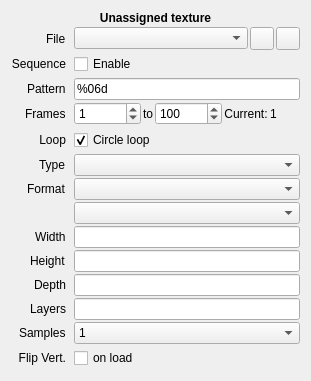
Old version of the form src/session/TextureProperties.ui in the repository houmain/gpupad.
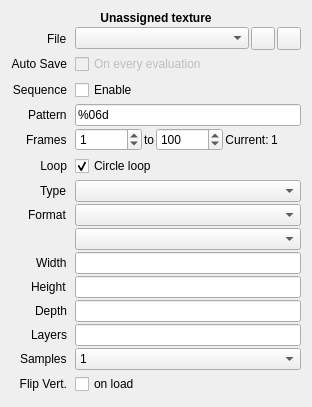
New version of the form. Icons and pictures are not drawn. Custom widgets are drawn as their Qt base class.

Commit message:
Add auto-save feature for single textures
Introduces an auto-save option for single (non-sequence) textures, allowing them to be automatically saved with a timestamped filename on every evaluation. Updates the Texture editor, session model, and properties UI to support enabling/disabling auto-save, with appropriate UI feedback and validation. The auto-save option is only available for target textures with a valid file path and is disabled after restart.

```diff
--- a/src/session/TextureProperties.ui
+++ b/src/session/TextureProperties.ui
@@ -102,6 +102,35 @@
       </widget>
      </item>
      <item row="2" column="0">
+      <widget class="QLabel" name="labelAutoSave">
+       <property name="text">
+        <string>Auto Save</string>
+       </property>
+       <property name="alignment">
+        <set>Qt::AlignmentFlag::AlignRight|Qt::AlignmentFlag::AlignTrailing|Qt::AlignmentFlag::AlignVCenter</set>
+       </property>
+      </widget>
+     </item>
+     <item row="2" column="1">
+      <widget class="QCheckBox" name="autoSave">
+       <property name="minimumSize">
+        <size>
+         <width>0</width>
+         <height>24</height>
+        </size>
+       </property>
+       <property name="text">
+        <string>On every evaluation</string>
+       </property>
+       <property name="checked">
+        <bool>false</bool>
+       </property>
+       <property name="enabled">
+        <bool>false</bool>
+       </property>
+      </widget>
+     </item>
+     <item row="3" column="0">
       <widget class="QLabel" name="labelSequence">
        <property name="text">
         <string>Sequence</string>
@@ -111,7 +140,7 @@
        </property>
       </widget>
      </item>
-     <item row="2" column="1">
+     <item row="3" column="1">
       <widget class="QCheckBox" name="isSequence">
        <property name="minimumSize">
         <size>
@@ -124,28 +153,28 @@
        </property>
       </widget>
      </item>
-     <item row="3" column="0">
+     <item row="4" column="0">
       <widget class="QLabel" name="labelPattern">
        <property name="text">
         <string>Pattern</string>
        </property>
       </widget>
      </item>
-     <item row="3" column="1">
+     <item row="4" column="1">
       <widget class="QLineEdit" name="sequencePattern">
        <property name="text">
         <string>%06d</string>
        </property>
       </widget>
      </item>
-     <item row="4" column="0">
+     <item row="5" column="0">
       <widget class="QLabel" name="labelFrameRange">
        <property name="text">
         <string>Frames</string>
        </property>
       </widget>
      </item>
-     <item row="4" column="1">
+     <item row="5" column="1">
       <widget class="QWidget" name="widgetFrameRange" native="true">
        <layout class="QHBoxLayout" name="horizontalLayoutFrames">
         <property name="spacing">
@@ -228,7 +257,7 @@
        </layout>
       </widget>
      </item>
-     <item row="5" column="0">
+     <item row="6" column="0">
       <widget class="QLabel" name="labelLoop">
        <property name="text">
         <string>Loop</string>
@@ -238,7 +267,7 @@
        </property>
       </widget>
      </item>
-     <item row="5" column="1">
+     <item row="6" column="1">
       <widget class="QCheckBox" name="loopSequence">
        <property name="minimumSize">
         <size>
@@ -254,7 +283,7 @@
        </property>
       </widget>
      </item>
-     <item row="6" column="0">
+     <item row="7" column="0">
       <widget class="QLabel" name="labelTarget">
        <property name="sizePolicy">
         <sizepolicy hsizetype="Maximum" vsizetype="Preferred">
@@ -267,70 +296,70 @@
        </property>
       </widget>
      </item>
-     <item row="6" column="1">
+     <item row="7" column="1">
       <widget class="DataComboBox" name="target"/>
      </item>
-     <item row="7" column="0">
+     <item row="8" column="0">
       <widget class="QLabel" name="labelFormat">
        <property name="text">
         <string>Format</string>
        </property>
       </widget>
      </item>
-     <item row="7" column="1">
-      <widget class="DataComboBox" name="formatType"/>
-     </item>
      <item row="8" column="1">
+      <widget class="DataComboBox" name="formatType"/>
+     </item>
+     <item row="9" column="1">
       <widget class="DataComboBox" name="formatData"/>
      </item>
-     <item row="9" column="0">
+     <item row="10" column="0">
       <widget class="QLabel" name="labelWidth">
        <property name="text">
         <string>Width</string>
        </property>
       </widget>
      </item>
-     <item row="9" column="1">
+     <item row="10" column="1">
       <widget class="ExpressionLineEdit" name="width"/>
      </item>
-     <item row="10" column="0">
+     <item row="11" column="0">
       <widget class="QLabel" name="labelHeight">
        <property name="text">
         <string>Height</string>
        </property>
       </widget>
      </item>
-     <item row="10" column="1">
+     <item row="11" column="1">
       <widget class="ExpressionLineEdit" name="height"/>
      </item>
-     <item row="11" column="0">
+     <item row="12" column="0">
       <widget class="QLabel" name="labelDepth">
        <property name="text">
         <string>Depth</string>
        </property>
       </widget>
      </item>
-     <item row="11" column="1">
+     <item row="12" column="1">
       <widget class="ExpressionLineEdit" name="depth"/>
      </item>
-     <item row="12" column="0">
+     <item row="13" column="0">
       <widget class="QLabel" name="labelLayers">
        <property name="text">
         <string>Layers</string>
        </property>
       </widget>
      </item>
-     <item row="12" column="1">
+     <item row="13" column="1">
       <widget class="ExpressionLineEdit" name="layers"/>
      </item>
-     <item row="13" column="0">
+     <item row="14" column="0">
       <widget class="QLabel" name="labelSamples">
        <property name="text">
         <string>Samples</string>
        </property>
       </widget>
      </item>
-     <item row="13" column="1">
+     <item row="14" column="1">
       <widget class="QComboBox" name="samples">
        <item>
         <property name="text">
@@ -369,7 +398,7 @@
        </item>
       </widget>
      </item>
-     <item row="14" column="0">
+     <item row="15" column="0">
       <widget class="QLabel" name="labelFlipVertically">
        <property name="text">
         <string>Flip Vert.</string>
@@ -382,7 +411,7 @@
        </property>
       </widget>
      </item>
-     <item row="14" column="1">
+     <item row="15" column="1">
       <widget class="QCheckBox" name="flipVertically">
        <property name="minimumSize">
         <size>
```
The commit also changes 7 other files.
